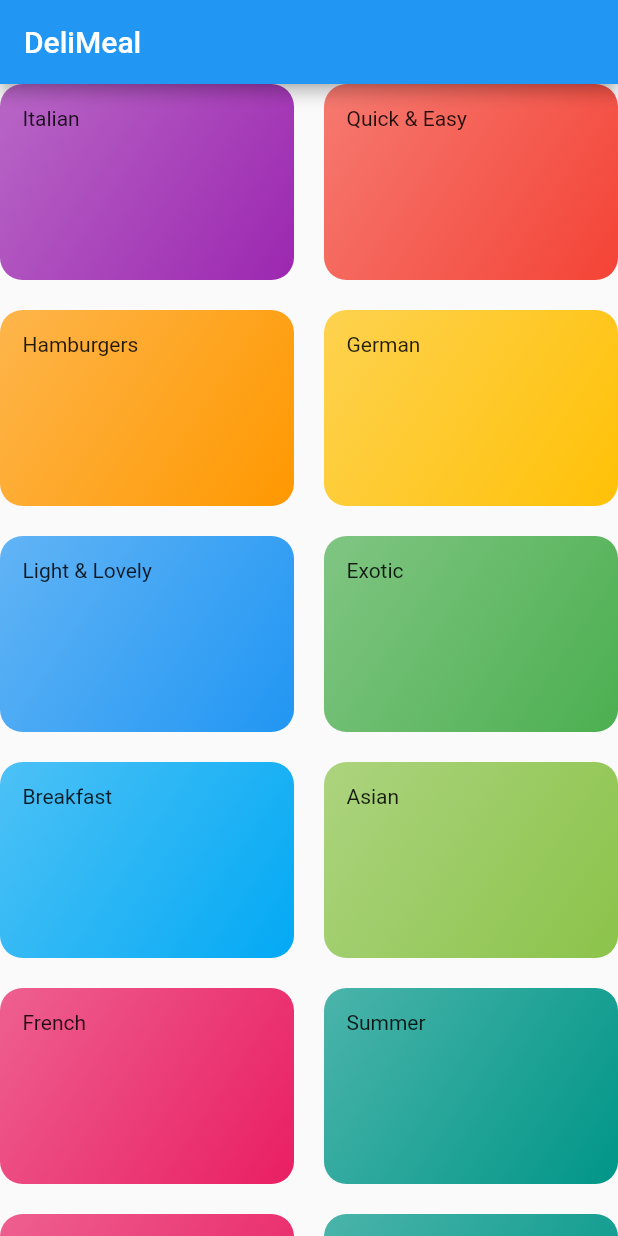
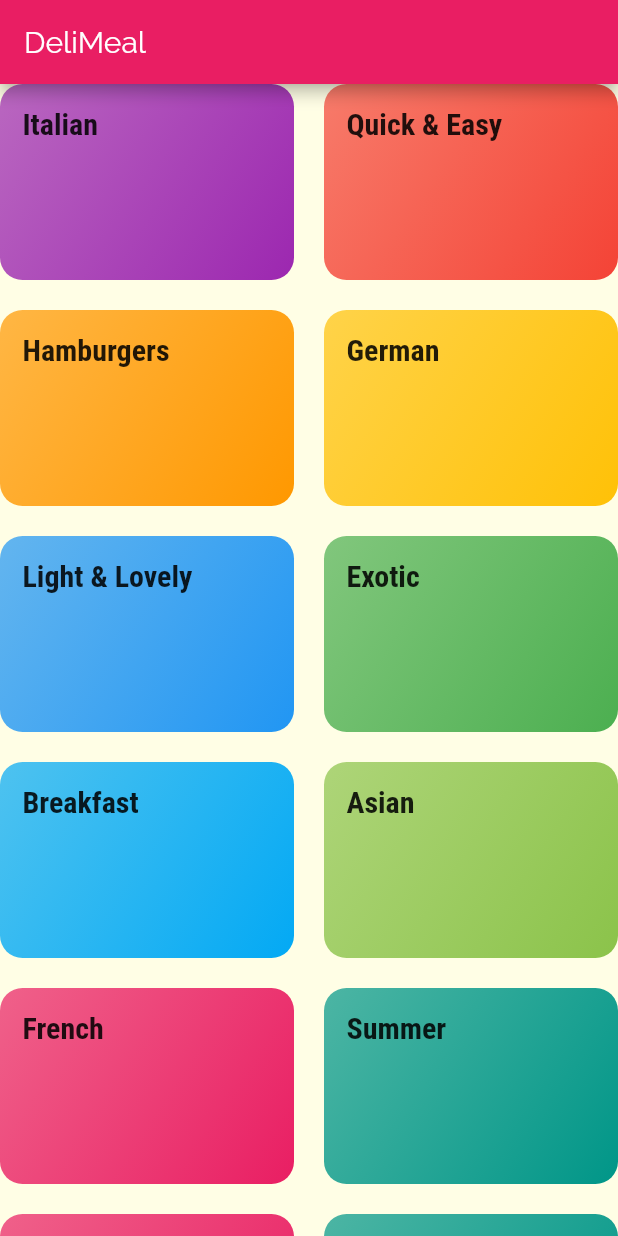
Before and after one commit to darshit-rudani/meals_app, a Flutter app: the screen it shows after launch, on a phone screen of 412 x 824 dp. Run offline on Flutter 3.47's test engine with Material 2 defaults, Android fonts, the phone set to English and light mode, and no system bars.

Commit message:
add styling and themin

```diff
--- a/lib/category_item.dart
+++ b/lib/category_item.dart
@@ -2,18 +2,21 @@
 
 class CategoryItem extends StatelessWidget {
   final String title;
-  final Color color;
+  final Color colors;
 
-  CategoryItem(this.title, this.color);
+  CategoryItem(this.title, this.colors);
 
   @override
   Widget build(BuildContext context) {
     return Container(
       padding: const EdgeInsets.all(15),
-      child: Text(title),
+      child: Text(
+        title,
+        style: Theme.of(context).textTheme.headline6,
+      ),
       decoration: BoxDecoration(
         gradient: LinearGradient(
-          colors: [color.withOpacity(0.7), color],
+          colors: [colors.withOpacity(0.7), colors],
           begin: Alignment.topLeft,
           end: Alignment.bottomRight,
         ),
--- a/lib/main.dart
+++ b/lib/main.dart
@@ -11,9 +11,25 @@
     return MaterialApp(
       title: 'Flutter Demo',
       theme: ThemeData(
-        primarySwatch: Colors.blue,
+        primarySwatch: Colors.pink,
+        accentColor: Colors.amber,
+        canvasColor: Color.fromRGBO(255, 254, 229, 1),
+        fontFamily: 'Raleway',
+        textTheme: ThemeData.light().textTheme.copyWith(
+              bodyText2: TextStyle(
+                color: Color.fromRGBO(20, 51, 51, 1),
+              ),
+              bodyText1: TextStyle(
+                color: Color.fromRGBO(20, 51, 51, 1),
+              ),
+              headline6: TextStyle(
+                fontFamily: 'RobotoCondensed',
+                fontSize: 20,
+                fontWeight: FontWeight.bold,
+              ),
+            ),
       ),
-      home: CategoriesScreen()
+      home: CategoriesScreen(),
     );
   }
 }
```
Also changed, not shown: pubspec.yaml (+17 -14 lines), fonts/Raleway-Black.ttf (added), fonts/Raleway-Bold.ttf (added), fonts/Raleway-Regular.ttf (added), fonts/RobotoCondensed-Bold.ttf (added), fonts/RobotoCondensed-Italic.ttf (added), fonts/RobotoCondensed-Light.ttf (added), fonts/RobotoCondensed-Regular.ttf (added).
